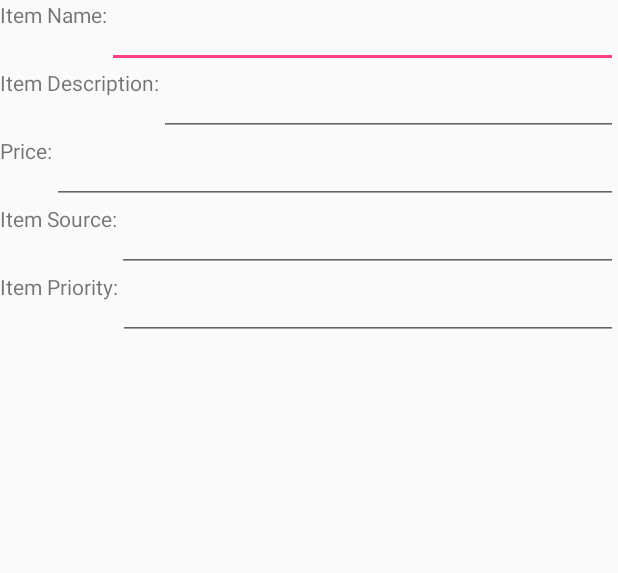
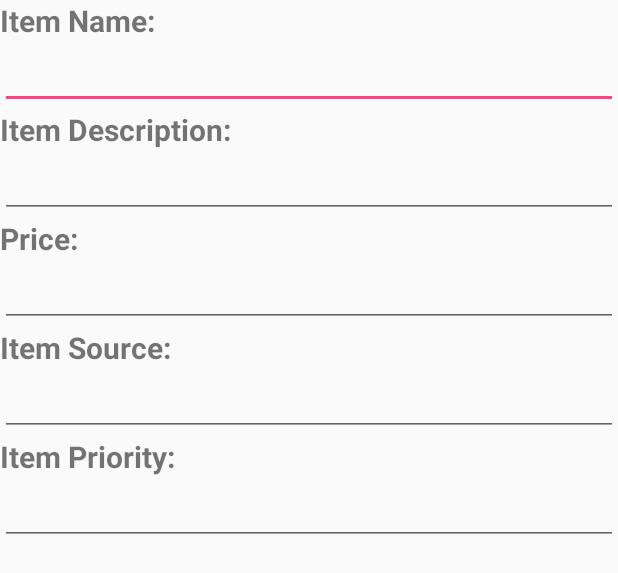
Before and after one commit to djf60/wishlist, an Android app: the layout add_edit_dialogue.xml on its own in the app's theme, with its tools: preview values and no code run, on a phone screen of 412 x 824 dp. Shown: the top 573 px of the screen. Run offline under Robolectric (Android 15) with nearby library versions, the phone set to English and light mode, and no system bars.

```diff
--- a/app/src/main/java/edu/pitt/cs/cs1635/mmr63/wishlist/ListAdapter.java
+++ b/app/src/main/java/edu/pitt/cs/cs1635/mmr63/wishlist/ListAdapter.java
@@ -87,7 +87,7 @@ public class ListAdapter extends RecyclerView.Adapter<ListAdapter.ViewHolder> {
             holder.description.setText(item.getDescription());
             holder.price.setText("$"+String.valueOf(item.getPrice()));
             holder.source.setText(item.getSource());
-            holder.priority.setText(item.getPriority());
+            holder.priority.setText(String.valueOf(item.getPriority()));
             //setup checkbox clickListener
             View.OnClickListener clickListener = new View.OnClickListener() {
                 @Override
--- a/app/src/main/java/edu/pitt/cs/cs1635/mmr63/wishlist/MainMenu.java
+++ b/app/src/main/java/edu/pitt/cs/cs1635/mmr63/wishlist/MainMenu.java
@@ -18,12 +18,10 @@ public class MainMenu extends AppCompatActivity {
 
     public void gotoMyLists(View view)
     {
-        /*
         //go to my lists
         Intent intent = new Intent(this, MyListActivity.class);
         intent.putExtra("username", username);
         startActivity(intent);
-        */
     }
 
     public void gotoPurchased(View view)
--- a/app/src/main/res/layout/add_edit_dialogue.xml
+++ b/app/src/main/res/layout/add_edit_dialogue.xml
@@ -2,76 +2,56 @@
 <LinearLayout xmlns:android="http://schemas.android.com/apk/res/android"
     android:orientation="vertical" android:layout_width="match_parent"
     android:layout_height="match_parent">
-    <LinearLayout
-        android:layout_width="match_parent"
-        android:layout_height="wrap_content"
-        android:orientation="horizontal">
         <TextView
-            android:layout_width="wrap_content"
-            android:layout_height="match_parent"
+            android:textStyle="bold"
+            android:textSize="20dp"
+            android:layout_width="match_parent"
+            android:layout_height="wrap_content"
             android:text="Item Name:"/>
         <EditText
             android:id="@+id/add_name"
             android:layout_width="match_parent"
+            android:layout_height="wrap_content"/>
+        <TextView
+            android:textStyle="bold"
+            android:textSize="20dp"
+            android:layout_width="match_parent"
             android:layout_height="wrap_content"
-            android:layout_weight="1"/>
-    </LinearLayout>
-    <LinearLayout
-        android:layout_width="match_parent"
-        android:layout_height="wrap_content"
-        android:orientation="horizontal">
-        <TextView
-            android:layout_width="wrap_content"
-            android:layout_height="match_parent"
             android:text="Item Description:"/>
         <EditText
             android:layout_width="match_parent"
             android:layout_height="wrap_content"
-            android:id="@+id/add_description"
-            android:layout_weight="1"
-        />
-    </LinearLayout>
-    <LinearLayout
-        android:layout_width="match_parent"
-        android:layout_height="wrap_content"
-        android:orientation="horizontal">
+            android:id="@+id/add_description"/>
         <TextView
-            android:layout_width="wrap_content"
-            android:layout_height="match_parent"
+            android:textStyle="bold"
+            android:textSize="20dp"
+            android:layout_width="match_parent"
+            android:layout_height="wrap_content"
             android:text="Price:"/>
         <EditText
             android:layout_width="match_parent"
             android:layout_height="wrap_content"
             android:id="@+id/add_price"
-            android:layout_weight="1"
-        />
-    </LinearLayout>
-    <LinearLayout
-        android:layout_width="match_parent"
-        android:layout_height="wrap_content"
-        android:orientation="horizontal">
+            android:inputType="numberDecimal"/>
         <TextView
-            android:layout_width="wrap_content"
-            android:layout_height="match_parent"
+            android:textStyle="bold"
+            android:textSize="20dp"
+            android:layout_width="match_parent"
+            android:layout_height="wrap_content"
             android:text="Item Source:"/>
         <EditText
-            android:layout_weight="1"
             android:layout_width="match_parent"
             android:layout_height="wrap_content"
             android:id="@+id/add_source"/>
-    </LinearLayout>
-    <LinearLayout
-        android:layout_width="match_parent"
-        android:layout_height="wrap_content"
-        android:orientation="horizontal">
         <TextView
-            android:layout_width="wrap_content"
-            android:layout_height="match_parent"
+            android:textStyle="bold"
+            android:textSize="20dp"
+            android:layout_width="match_parent"
+            android:layout_height="wrap_content"
             android:text="Item Priority:"/>
         <EditText
-            android:layout_weight="1"
             android:layout_width="match_parent"
             android:layout_height="wrap_content"
-            android:id="@+id/add_priority"/>
-    </LinearLayout>
+            android:id="@+id/add_priority"
+            android:inputType="number"/>
 </LinearLayout>
--- a/app/src/main/res/values/colors.xml
+++ b/app/src/main/res/values/colors.xml
@@ -4,4 +4,5 @@
     <color name="colorPrimaryDark">#303F9F</color>
     <color name="colorAccent">#FF4081</color>
     <color name="black">#000</color>
+    <color name="list_row_border">#7070FF</color>
 </resources>
```
Also changed, not shown: app/src/main/java/edu/pitt/cs/cs1635/mmr63/wishlist/MyListActivity.java (+23 -21 lines), app/src/main/res/drawable/list_row_background.xml (added, +8 -0 lines), app/src/main/res/layout/activity_my_list.xml (+7 -5 lines), app/src/main/res/layout/list_row.xml (+28 -16 lines).
